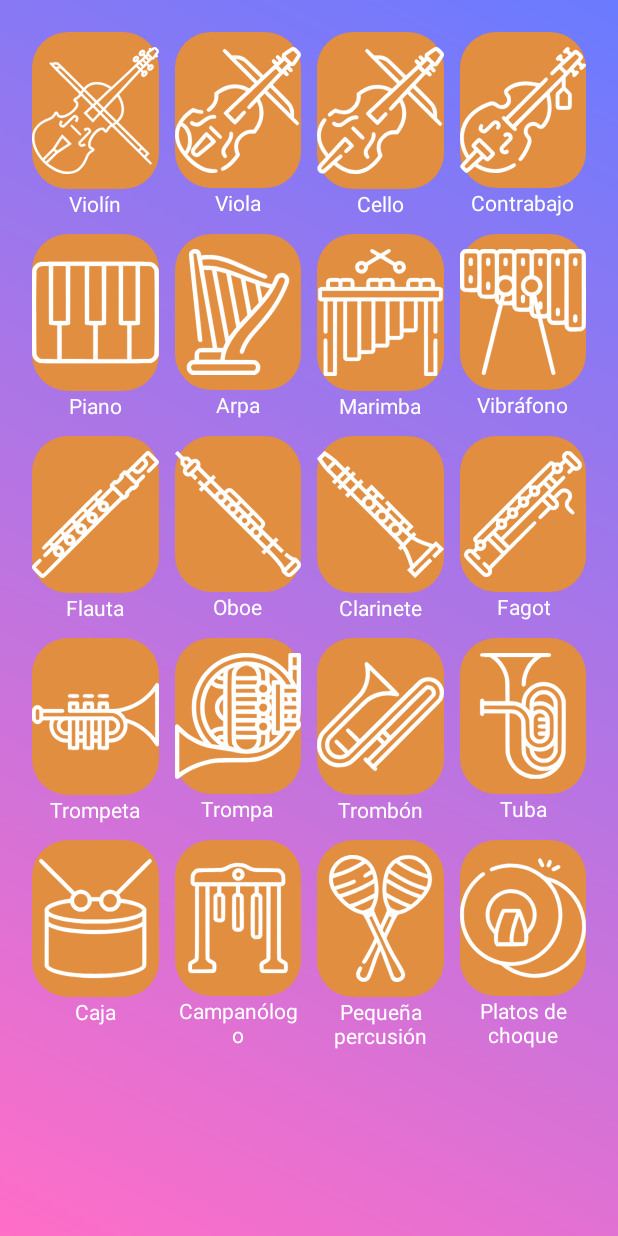
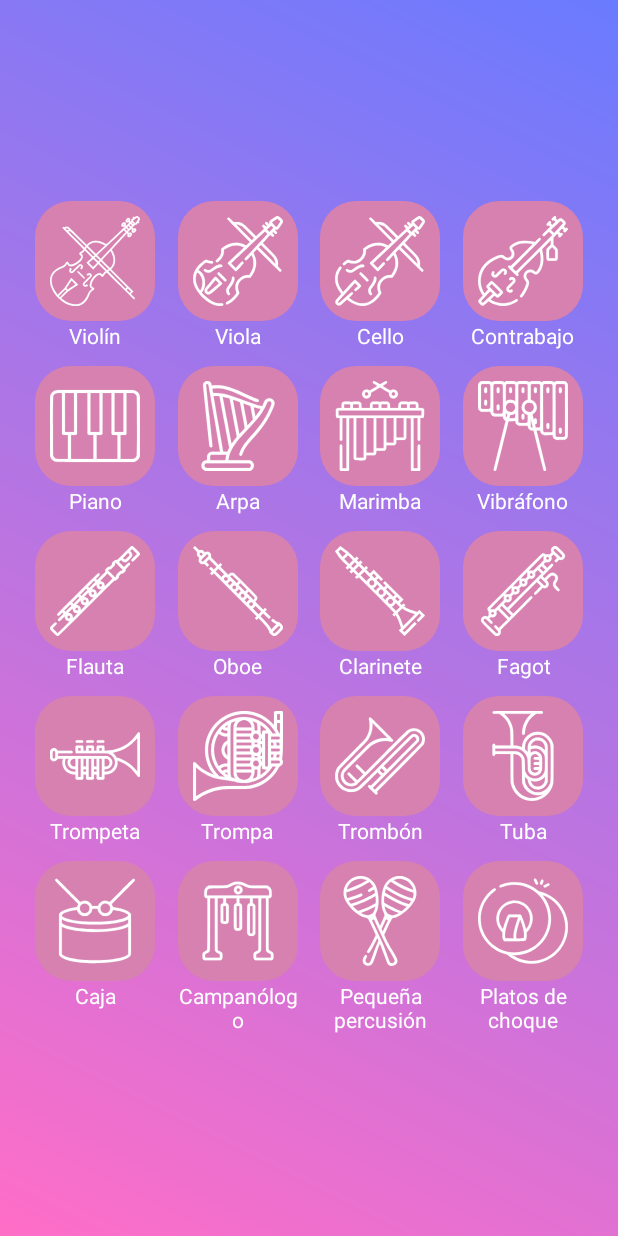
Before and after one commit to mariokhz/MusiKe, an Android app: the StudyActivity screen opened directly, with no data from a screen before it, on a phone screen of 412 x 824 dp. Run offline under Robolectric (Android 15) with nearby library versions, the phone set to English and light mode, and no system bars.

Commit message:
[study] arreglo de altura

```diff
--- a/app/src/main/java/mario/khz/musike/StudyGridAdapter.java
+++ b/app/src/main/java/mario/khz/musike/StudyGridAdapter.java
@@ -1,6 +1,7 @@
 package mario.khz.musike;
 
 import android.content.Context;
+import android.content.res.ColorStateList;
 import android.graphics.Color;
 import android.media.MediaPlayer;
 import android.view.Gravity;
@@ -44,8 +45,14 @@ public class StudyGridAdapter {
 
             // Crear botón con el ícono del instrumento
             ImageButton btn = new ImageButton(context);
-            btn.setLayoutParams(new LinearLayout.LayoutParams(LinearLayout.LayoutParams.WRAP_CONTENT, LinearLayout.LayoutParams.WRAP_CONTENT));
+            // set fixed square button size (80dp) for 1:1 ratio and smaller icons
+            int buttonSizePx = (int) (context.getResources().getDisplayMetrics().density * 80 + 0.5f);
+            LinearLayout.LayoutParams btnParams = new LinearLayout.LayoutParams(buttonSizePx, buttonSizePx);
+            btnParams.gravity = Gravity.CENTER;
+            btn.setLayoutParams(btnParams);
             btn.setBackgroundResource(R.drawable.button_selector);
+            // set button background color to light blue
+            btn.setBackgroundTintList(ColorStateList.valueOf(Color.parseColor("#D681B0")));
             btn.setImageResource(drawableRes);
             btn.setAdjustViewBounds(true);
             btn.setScaleType(ImageButton.ScaleType.CENTER_INSIDE);
--- a/app/src/main/res/layout/activity_study.xml
+++ b/app/src/main/res/layout/activity_study.xml
@@ -11,7 +11,14 @@
         app:layout_constraintTop_toTopOf="parent"
         app:layout_constraintBottom_toBottomOf="parent"
         app:layout_constraintStart_toStartOf="parent"
-        app:layout_constraintEnd_toEndOf="parent">
+        app:layout_constraintEnd_toEndOf="parent"
+        android:fillViewport="true">
+
+        <LinearLayout
+            android:layout_width="match_parent"
+            android:layout_height="match_parent"
+            android:orientation="vertical"
+            android:gravity="center_vertical">
 
             <GridLayout
                 android:id="@+id/studyGrid"
@@ -23,6 +30,7 @@
                 android:useDefaultMargins="true"
                 android:padding="16dp" />
 
+        </LinearLayout>
     </ScrollView>
 
 </androidx.constraintlayout.widget.ConstraintLayout>
```
Lines whose indentation alone changed are shown as unchanged.
